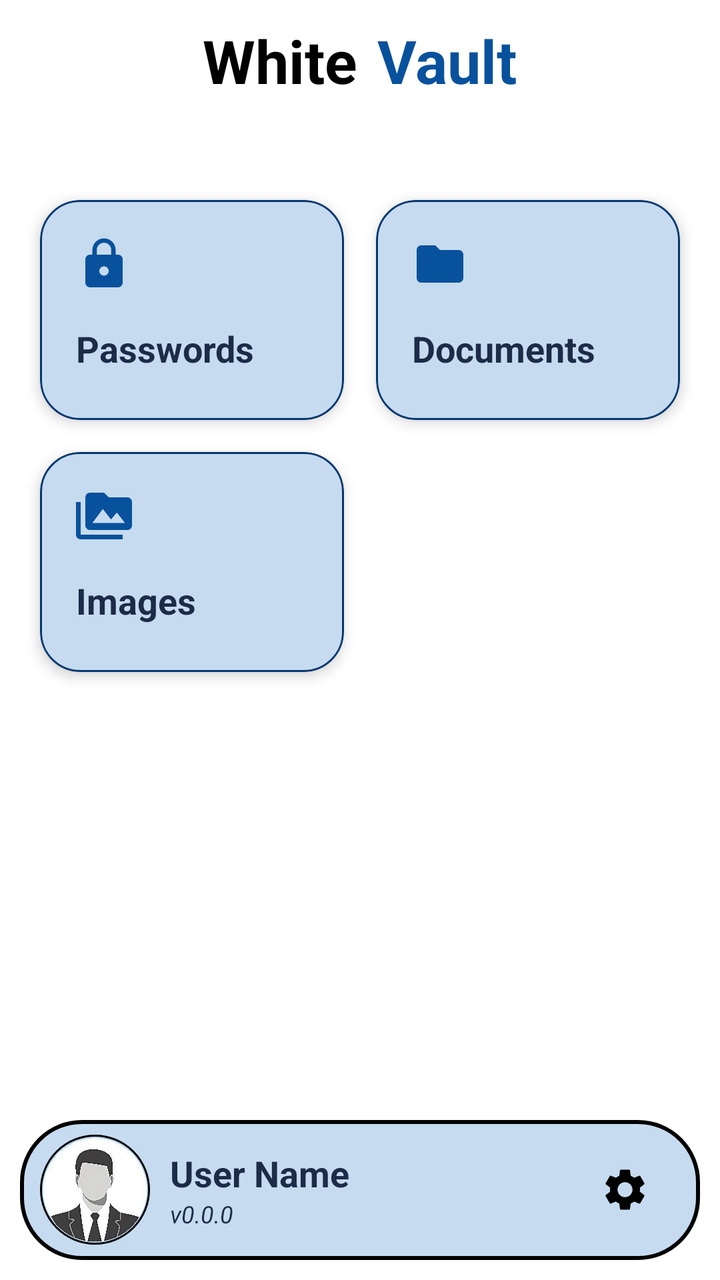
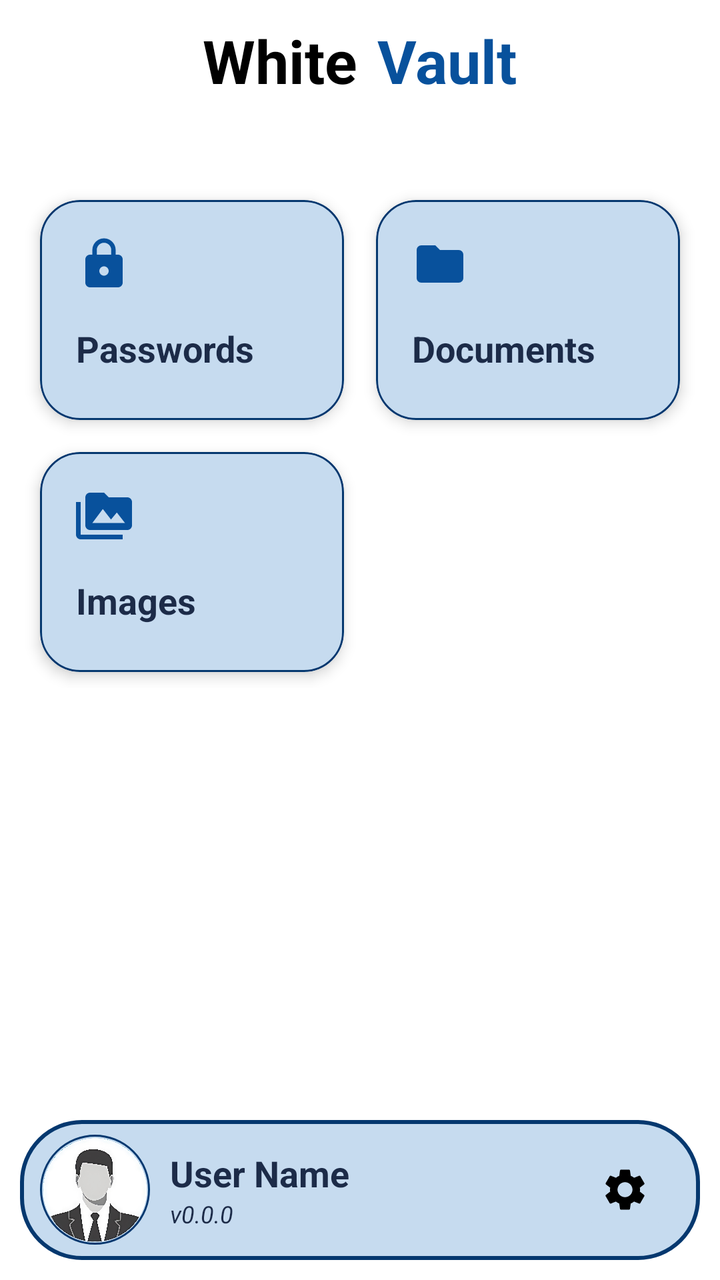

The first picture is an Android layout as it rendered before a commit; the second is the same layout after the commit. The layout source and the unified diff follow.
<!-- AndroidManifest.xml: application theme Theme.WhiteVault -->
<!-- res/layout/activity_main.xml -->
<?xml version="1.0" encoding="utf-8"?>
<RelativeLayout xmlns:android="http://schemas.android.com/apk/res/android"
    xmlns:app="http://schemas.android.com/apk/res-auto"
    xmlns:tools="http://schemas.android.com/tools"
    android:id="@+id/main"
    android:layout_width="match_parent"
    android:layout_height="match_parent"
    tools:context=".MainActivity"
    style="@style/SCREEN">

    <RelativeLayout
        android:layout_width="match_parent"
        android:layout_height="match_parent"
        android:background="@color/white">

        <LinearLayout
            android:layout_width="match_parent"
            android:layout_height="40dp"
            android:layout_marginTop="10dp"
            android:orientation="horizontal"
            android:gravity="center">

            <TextView
                android:layout_width="wrap_content"
                android:layout_height="wrap_content"
                android:layout_marginEnd="5dp"
                android:text="White"
                android:textSize="30sp"
                android:fontFamily="sans-serif"
                android:textStyle="bold"
                android:textColor="@color/black"/>
            <TextView
                android:layout_width="wrap_content"
                android:layout_height="wrap_content"
                android:layout_marginStart="5dp"
                android:text="Vault"
                android:textSize="30sp"
                android:fontFamily="sans-serif"
                android:textStyle="bold"
                android:textColor="@color/lPrimary"/>

        </LinearLayout>

        <LinearLayout
            android:layout_width="match_parent"
            android:layout_height="wrap_content"
            android:orientation="vertical"
            android:layout_marginTop="80dp">

            <GridLayout
                android:layout_width="match_parent"
                android:layout_height="wrap_content"
                android:columnCount="2"
                android:rowCount="1"
                android:padding="12dp">

                
                <com.google.android.material.card.MaterialCardView
                    android:id="@+id/card_password"
                    android:layout_width="0dp"
                    android:layout_height="110dp"
                    android:layout_margin="8dp"
                    android:layout_columnWeight="1"
                    app:cardCornerRadius="20dp"
                    app:cardElevation="4dp"
                    app:strokeWidth="1dp"
                    android:clickable="true"
                    android:focusable="true"
                    style="@style/CARD">

                    <LinearLayout
                        android:layout_width="match_parent"
                        android:layout_height="match_parent"
                        android:orientation="vertical"
                        android:padding="18dp">

                        <ImageView
                            android:layout_width="28dp"
                            android:layout_height="28dp"
                            android:src="@drawable/icon_lock"
                            style="@style/ICON"/>

                        <TextView
                            android:layout_width="wrap_content"
                            android:layout_height="wrap_content"
                            android:layout_marginTop="16dp"
                            android:text="Passwords"
                            android:textSize="18sp"
                            android:textStyle="bold"
                            style="@style/TEXT"/>

                    </LinearLayout>

                </com.google.android.material.card.MaterialCardView>


                
                <com.google.android.material.card.MaterialCardView
                    android:id="@+id/card_document"
                    android:layout_width="0dp"
                    android:layout_height="110dp"
                    android:layout_margin="8dp"
                    android:layout_columnWeight="1"
                    app:cardCornerRadius="20dp"
                    app:cardElevation="4dp"
                    app:strokeWidth="1dp"
                    android:clickable="true"
                    android:focusable="true"
                    style="@style/CARD">

                    <LinearLayout
                        android:layout_width="match_parent"
                        android:layout_height="match_parent"
                        android:orientation="vertical"
                        android:padding="18dp">

                        <ImageView
                            android:layout_width="28dp"
                            android:layout_height="28dp"
                            android:src="@drawable/icon_folder"
                            style="@style/ICON"/>

                        <TextView
                            android:layout_width="wrap_content"
                            android:layout_height="wrap_content"
                            android:layout_marginTop="16dp"
                            android:text="Documents"
                            android:textSize="18sp"
                            android:textStyle="bold"
                            style="@style/TEXT"/>

                    </LinearLayout>

                </com.google.android.material.card.MaterialCardView>

                
                <com.google.android.material.card.MaterialCardView
                    android:id="@+id/card_image"
                    android:layout_width="0dp"
                    android:layout_height="110dp"
                    android:layout_margin="8dp"
                    android:layout_columnWeight="1"
                    app:cardCornerRadius="20dp"
                    app:cardElevation="4dp"
                    app:strokeWidth="1dp"
                    android:clickable="true"
                    android:focusable="true"
                    style="@style/CARD">

                    <LinearLayout
                        android:layout_width="match_parent"
                        android:layout_height="match_parent"
                        android:orientation="vertical"
                        android:padding="18dp">

                        <ImageView
                            android:layout_width="28dp"
                            android:layout_height="28dp"
                            android:src="@drawable/icon_image_folder"
                            style="@style/ICON"/>

                        <TextView
                            android:layout_width="wrap_content"
                            android:layout_height="wrap_content"
                            android:layout_marginTop="16dp"
                            android:text="Images"
                            android:textSize="18sp"
                            android:textStyle="bold"
                            style="@style/TEXT"/>

                    </LinearLayout>

                </com.google.android.material.card.MaterialCardView>

            </GridLayout>
        </LinearLayout>

        <RelativeLayout
            android:layout_width="match_parent"
            android:layout_height="70dp"
            android:layout_alignParentBottom="true"
            android:background="@drawable/home_page_bar"
            android:layout_marginStart="10dp"
            android:layout_marginEnd="10dp"
            android:layout_marginBottom="10dp"
            android:padding="5dp">

            <LinearLayout
                android:layout_width="wrap_content"
                android:layout_height="wrap_content"
                android:orientation="horizontal"
                android:layout_centerVertical="true"
                android:gravity="center">

                <ImageView
                    android:layout_width="55dp"
                    android:layout_height="55dp"
                    android:background="@drawable/profile_photo"
                    android:layout_marginStart="5dp"
                    android:src="@drawable/dp"/>

                <LinearLayout
                    android:layout_width="wrap_content"
                    android:layout_height="wrap_content"
                    android:orientation="vertical"
                    android:layout_marginStart="10dp">

                    <TextView
                        android:id="@+id/text_user_name"
                        android:layout_width="wrap_content"
                        android:layout_height="wrap_content"
                        android:text="User Name"
                        android:textColor="@color/text"
                        android:textSize="18sp"
                        android:textStyle="bold"
                        android:fontFamily="sans-serif"/>

                    <TextView
                        android:id="@+id/text_version"
                        android:layout_width="wrap_content"
                        android:layout_height="wrap_content"
                        android:text="v0.0.0"
                        android:textColor="@color/text"
                        android:textSize="12dp"
                        android:textStyle="italic"
                        android:fontFamily="sans-serif"/>

                </LinearLayout>

            </LinearLayout>

            <ImageButton
                android:layout_width="45dp"
                android:layout_height="45dp"
                android:layout_alignParentEnd="true"
                android:layout_centerVertical="true"
                android:layout_marginEnd="10dp"
                android:src="@drawable/icon_settings"
                android:scaleType="centerCrop"
                android:backgroundTint="@color/card"/>

        </RelativeLayout>

    </RelativeLayout>

</RelativeLayout>
<!-- resources referenced by this layout -->
<resources>
  <color name="black">#FF000000</color>
  <color name="card">#C6DBEF</color>
  <color name="lPrimary">#08519C</color>
  <color name="text">#1C2B48</color>
  <color name="white">#FFFFFFFF</color>
  <!-- drawable home_page_bar (drawable) -->
  <?xml version="1.0" encoding="utf-8"?>
  <shape xmlns:android="http://schemas.android.com/apk/res/android">
      <solid android:color="@color/card"/>
      <corners android:radius="30dp"/>
      <stroke android:color="@color/stoke" android:width="2dp"/>
  
  </shape>
  <!-- drawable icon_folder (drawable) -->
  <vector xmlns:android="http://schemas.android.com/apk/res/android" android:height="24dp" android:tint="#000000" android:viewportHeight="24" android:viewportWidth="24" android:width="24dp">
        
      <path android:fillColor="@android:color/white" android:pathData="M10,4H4c-1.1,0 -1.99,0.9 -1.99,2L2,18c0,1.1 0.9,2 2,2h16c1.1,0 2,-0.9 2,-2V8c0,-1.1 -0.9,-2 -2,-2h-8l-2,-2z"/>
      
  </vector>
  <!-- drawable icon_image_folder (drawable) -->
  <vector xmlns:android="http://schemas.android.com/apk/res/android" android:height="24dp" android:tint="#000000" android:viewportHeight="24" android:viewportWidth="24" android:width="24dp">
        
      <path android:fillColor="@android:color/white" android:pathData="M2,6L0,6v5h0.01L0,20c0,1.1 0.9,2 2,2h18v-2L2,20L2,6zM22,4h-8l-2,-2L6,2c-1.1,0 -1.99,0.9 -1.99,2L4,16c0,1.1 0.9,2 2,2h16c1.1,0 2,-0.9 2,-2L24,6c0,-1.1 -0.9,-2 -2,-2zM7,15l4.5,-6 3.5,4.51 2.5,-3.01L21,15L7,15z"/>
      
  </vector>
  <!-- drawable icon_lock (drawable) -->
  <vector xmlns:android="http://schemas.android.com/apk/res/android" android:height="24dp" android:tint="#000000" android:viewportHeight="24" android:viewportWidth="24" android:width="24dp">
        
      <path android:fillColor="@android:color/white" android:pathData="M18,8h-1L17,6c0,-2.76 -2.24,-5 -5,-5S7,3.24 7,6v2L6,8c-1.1,0 -2,0.9 -2,2v10c0,1.1 0.9,2 2,2h12c1.1,0 2,-0.9 2,-2L20,10c0,-1.1 -0.9,-2 -2,-2zM12,17c-1.1,0 -2,-0.9 -2,-2s0.9,-2 2,-2 2,0.9 2,2 -0.9,2 -2,2zM15.1,8L8.9,8L8.9,6c0,-1.71 1.39,-3.1 3.1,-3.1 1.71,0 3.1,1.39 3.1,3.1v2z"/>
      
  </vector>
  <!-- drawable profile_photo (drawable) -->
  <?xml version="1.0" encoding="utf-8"?>
  <shape xmlns:android="http://schemas.android.com/apk/res/android" android:shape="oval">
      <stroke android:color="@color/stoke" android:width="1dp"/>
  
  </shape>
  <style name="CARD">
          <item name="cardBackgroundColor">@color/card</item>
          <item name="strokeColor">@color/stroke</item>
      </style>
  <style name="ICON">
          <item name="tint">@color/lPrimary</item>
      </style>
  <style name="SCREEN">
          <item name="background">@color/lPrimary</item>
      </style>
  <style name="TEXT">
          <item name="android:textColor">@color/text</item>
      </style>
  <style name="Theme.WhiteVault" parent="Base.Theme.WhiteVault" />
  <color name="stroke">#05386F</color>
  <style name="Base.Theme.WhiteVault" parent="Theme.Material3.DayNight.NoActionBar">
          
          
      </style>
  <!-- unchanged entries left out for length: 2 -->
</resources>

<!-- the commit's change to res/layout/activity_main.xml (unified diff, before → after) -->
@@ -11,7 +11,7 @@
     <RelativeLayout
         android:layout_width="match_parent"
         android:layout_height="match_parent"
-        android:background="@color/white">
+        style="@style/BACKGROUND">
 
         <LinearLayout
             android:layout_width="match_parent"
<!-- resource entries referenced after the edit -->
@@ -10,7 +10,7 @@
   <shape xmlns:android="http://schemas.android.com/apk/res/android">
       <solid android:color="@color/card"/>
       <corners android:radius="30dp"/>
-      <stroke android:color="@color/stoke" android:width="2dp"/>
+      <stroke android:color="@color/stroke" android:width="2dp"/>
   
   </shape>
   <!-- drawable icon_folder (drawable) -->
@@ -34,9 +34,12 @@
   <!-- drawable profile_photo (drawable) -->
   <?xml version="1.0" encoding="utf-8"?>
   <shape xmlns:android="http://schemas.android.com/apk/res/android" android:shape="oval">
-      <stroke android:color="@color/stoke" android:width="1dp"/>
+      <stroke android:color="@color/stroke" android:width="1dp"/>
   
   </shape>
+  <style name="BACKGROUND">
+          <item name="android:background">@color/white</item>
+      </style>
   <style name="CARD">
           <item name="cardBackgroundColor">@color/card</item>
           <item name="strokeColor">@color/stroke</item>
@@ -45,7 +48,7 @@
           <item name="tint">@color/lPrimary</item>
       </style>
   <style name="SCREEN">
-          <item name="background">@color/lPrimary</item>
+          <item name="android:background">@color/lPrimary</item>
       </style>
   <style name="TEXT">
           <item name="android:textColor">@color/text</item>
